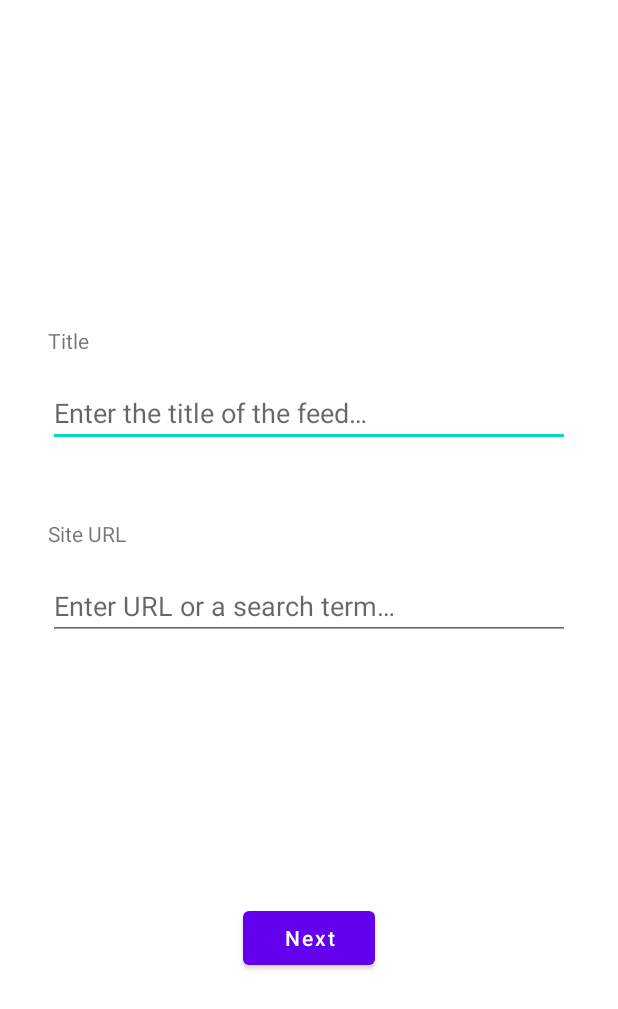
After one commit to mubdiur/webcurator, an Android app: the layout fragment_url.xml on its own in the app's theme, with its tools: preview values and no code run, on a phone screen of 412 x 824 dp. The commit adds this screen. Shown: the top 1009 px of the screen. Run offline under Robolectric (Android 15) with nearby library versions, the phone set to English and light mode, and no system bars.

Commit message:
experimenting with the fragments

```diff
--- /dev/null
+++ b/app/src/main/res/layout/fragment_url.xml
@@ -0,0 +1,83 @@
+<?xml version="1.0" encoding="utf-8"?>
+<FrameLayout xmlns:android="http://schemas.android.com/apk/res/android"
+    xmlns:app="http://schemas.android.com/apk/res-auto"
+    android:layout_width="match_parent" android:layout_height="match_parent">
+
+    <androidx.constraintlayout.widget.ConstraintLayout
+        android:layout_width="match_parent"
+        android:layout_height="match_parent">
+
+
+        <TextView
+            android:id="@+id/feedTitle"
+            android:layout_width="wrap_content"
+            android:layout_height="wrap_content"
+            android:layout_marginStart="32dp"
+            android:text="@string/title"
+            app:layout_constraintBottom_toBottomOf="parent"
+            app:layout_constraintEnd_toEndOf="parent"
+            app:layout_constraintHorizontal_bias="0.0"
+            app:layout_constraintStart_toStartOf="parent"
+            app:layout_constraintTop_toTopOf="parent"
+            app:layout_constraintVertical_bias="0.26999998" />
+
+        <EditText
+            android:id="@+id/feedTitleEdit"
+            android:layout_width="0dp"
+            android:layout_height="wrap_content"
+            android:layout_marginTop="16dp"
+            android:layout_marginEnd="32dp"
+            android:ems="10"
+            android:hint="@string/enter_the_title_of_the_feed"
+            android:inputType="textPersonName"
+            app:layout_constraintBottom_toBottomOf="parent"
+            app:layout_constraintEnd_toEndOf="parent"
+            app:layout_constraintHorizontal_bias="0.0"
+            app:layout_constraintStart_toStartOf="@id/feedTitle"
+            app:layout_constraintTop_toBottomOf="@id/feedTitle"
+            app:layout_constraintVertical_bias="0.0"
+            android:importantForAutofill="no" />
+
+        <TextView
+            android:id="@+id/urlLabel"
+            android:layout_width="wrap_content"
+            android:layout_height="wrap_content"
+            android:layout_marginTop="48dp"
+            android:text="@string/site_url"
+            app:layout_constraintBottom_toBottomOf="parent"
+            app:layout_constraintEnd_toEndOf="parent"
+            app:layout_constraintHorizontal_bias="0.0"
+            app:layout_constraintStart_toStartOf="@id/feedTitleEdit"
+            app:layout_constraintTop_toBottomOf="@id/feedTitleEdit"
+            app:layout_constraintVertical_bias="0.0" />
+
+        <EditText
+            android:id="@+id/urlEdit"
+            android:layout_width="0dp"
+            android:layout_height="wrap_content"
+            android:layout_marginTop="16dp"
+            android:layout_marginEnd="32dp"
+            android:ems="10"
+            android:hint="@string/enter_url_or_a_search_term"
+            android:importantForAutofill="no"
+            android:inputType="textUri"
+            app:layout_constraintBottom_toBottomOf="parent"
+            app:layout_constraintEnd_toEndOf="parent"
+            app:layout_constraintHorizontal_bias="0.0"
+            app:layout_constraintStart_toStartOf="@id/urlLabel"
+            app:layout_constraintTop_toBottomOf="@id/urlLabel"
+            app:layout_constraintVertical_bias="0.0" />
+
+        <Button
+            android:id="@+id/urlNextBtn"
+            android:layout_width="wrap_content"
+            android:layout_height="wrap_content"
+            android:text="@string/next"
+            android:textAllCaps="false"
+            app:layout_constraintBottom_toBottomOf="parent"
+            app:layout_constraintEnd_toEndOf="parent"
+            app:layout_constraintStart_toStartOf="parent"
+            app:layout_constraintTop_toBottomOf="@+id/urlEdit" />
+
+    </androidx.constraintlayout.widget.ConstraintLayout>
+</FrameLayout>
--- a/app/src/main/res/values/strings.xml
+++ b/app/src/main/res/values/strings.xml
@@ -12,4 +12,9 @@
     <string name="feeds">Feeds</string>
     <string name="sources">Sources</string>
     <string name="browser">Browser</string>
+    <string name="add_button">add button</string>
+    <string name="title">Title</string>
+    <string name="enter_the_title_of_the_feed">Enter the title of the feed…</string>
+    <string name="site_url">Site URL</string>
+    <string name="enter_url_or_a_search_term">Enter URL or a search term…</string>
 </resources>
```
Also changed, not shown: app/src/main/java/com/mubdiur/webcurator/activity/MainActivity.kt (+49 -11 lines), app/src/main/res/drawable/ic_plus.xml (added, +20 -0 lines), app/src/main/res/layout/activity_main.xml (+15 -0 lines).
